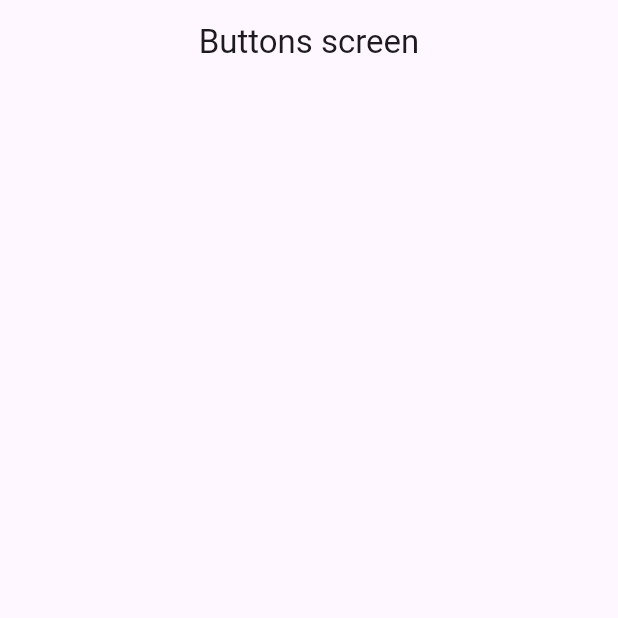
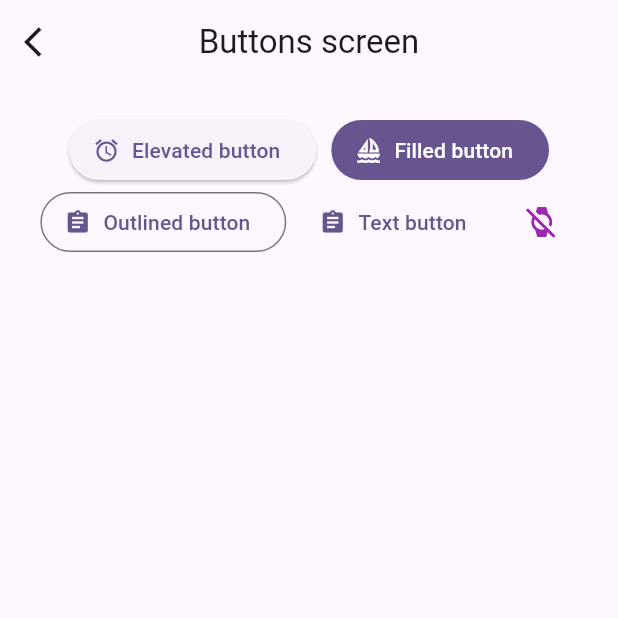
Before and after one commit to Alfred024/widgets, a Flutter app: the ButtonsScreen screen opened by its route, on a phone screen of 412 x 824 dp, the top half of it. Run offline on Flutter 3.47's test engine with Material 2 defaults, Android fonts, the phone set to English and light mode, and no system bars; our stand-ins replace go_router.

```diff
--- a/lib/presentation/screens/buttons/buttons_screen.dart
+++ b/lib/presentation/screens/buttons/buttons_screen.dart
@@ -1,4 +1,5 @@
 import 'package:flutter/material.dart';
+import 'package:go_router/go_router.dart';
 
 class ButtonsScreen extends StatelessWidget {
   static const String name = 'buttons_screen';
@@ -9,6 +10,51 @@ class ButtonsScreen extends StatelessWidget {
     return Scaffold(
       appBar: AppBar(
         title: const Text('Buttons screen'),
+        leading: IconButton(
+            onPressed: () {
+              context.pop();
+            },
+            icon: const Icon(Icons.arrow_back_ios)),
+      ),
+      body: _ButtonsView(),
+    );
+  }
+}
+
+class _ButtonsView extends StatelessWidget {
+  @override
+  Widget build(BuildContext context) {
+    return SizedBox(
+      width: double.infinity,
+      child: Padding(
+        padding: const EdgeInsets.symmetric(horizontal: 10, vertical: 20),
+        child: Wrap(
+          spacing: 10,
+          alignment: WrapAlignment.center,
+          children: [
+            ElevatedButton.icon(
+                onPressed: () {},
+                icon: const Icon(Icons.access_alarm_outlined),
+                label: const Text('Elevated button')),
+            FilledButton.icon(
+                onPressed: () {},
+                icon: const Icon(Icons.sailing_outlined),
+                label: const Text('Filled button')),
+            OutlinedButton.icon(
+                onPressed: () {},
+                icon: const Icon(Icons.assignment),
+                label: const Text('Outlined button')),
+            TextButton.icon(
+                onPressed: () {},
+                icon: const Icon(Icons.assignment),
+                label: const Text('Text button')),
+            IconButton(
+              onPressed: () {},
+              icon: const Icon(Icons.watch_off),
+              color: Colors.purple,
+            ),
+          ],
+        ),
       ),
     );
   }
--- a/lib/presentation/screens/cards/cards_screen.dart
+++ b/lib/presentation/screens/cards/cards_screen.dart
@@ -1,4 +1,5 @@
 import 'package:flutter/material.dart';
+import 'package:go_router/go_router.dart';
 
 class CardsScreen extends StatelessWidget {
   static const String name = 'cards_screen';
@@ -9,6 +10,11 @@ class CardsScreen extends StatelessWidget {
     return Scaffold(
       appBar: AppBar(
         title: const Text('Cards screen'),
+        leading: IconButton(
+            onPressed: () {
+              context.pop();
+            },
+            icon: const Icon(Icons.arrow_back_ios)),
       ),
     );
   }
```
